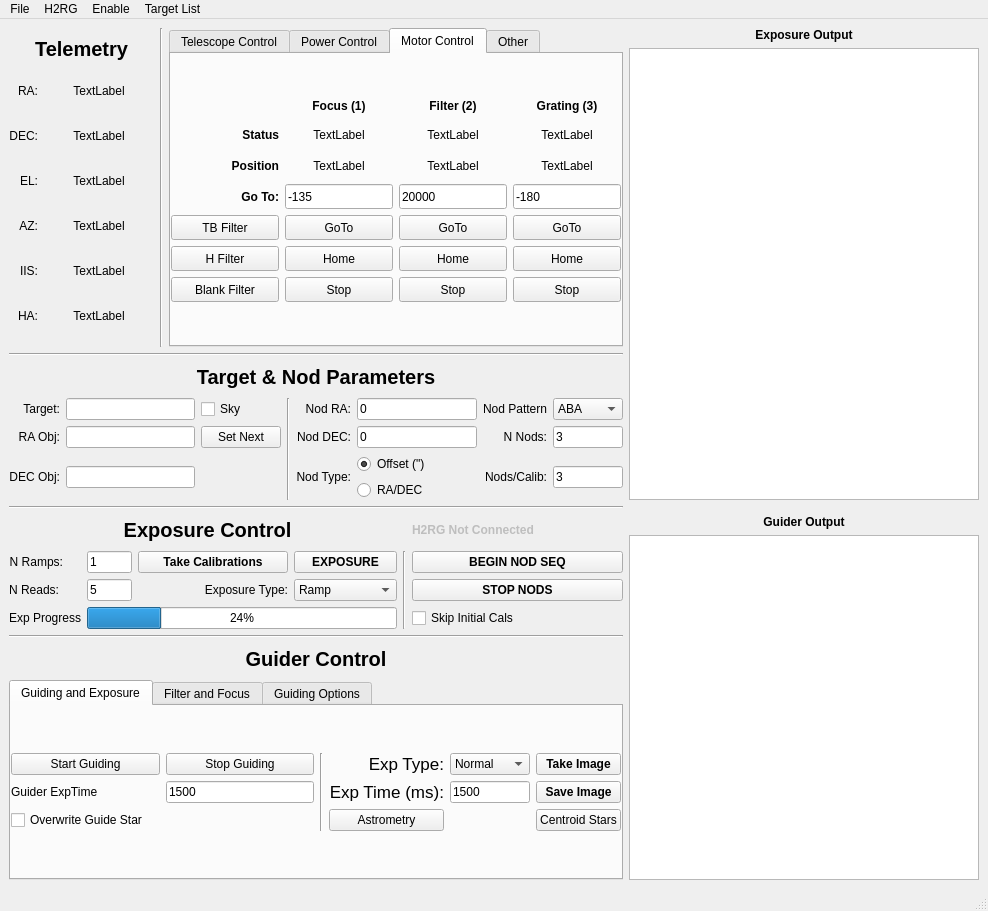
Above: WIFIS_NEW.ui from WIFIS-Team/controlcode-new before the change. Below: the same form after it.
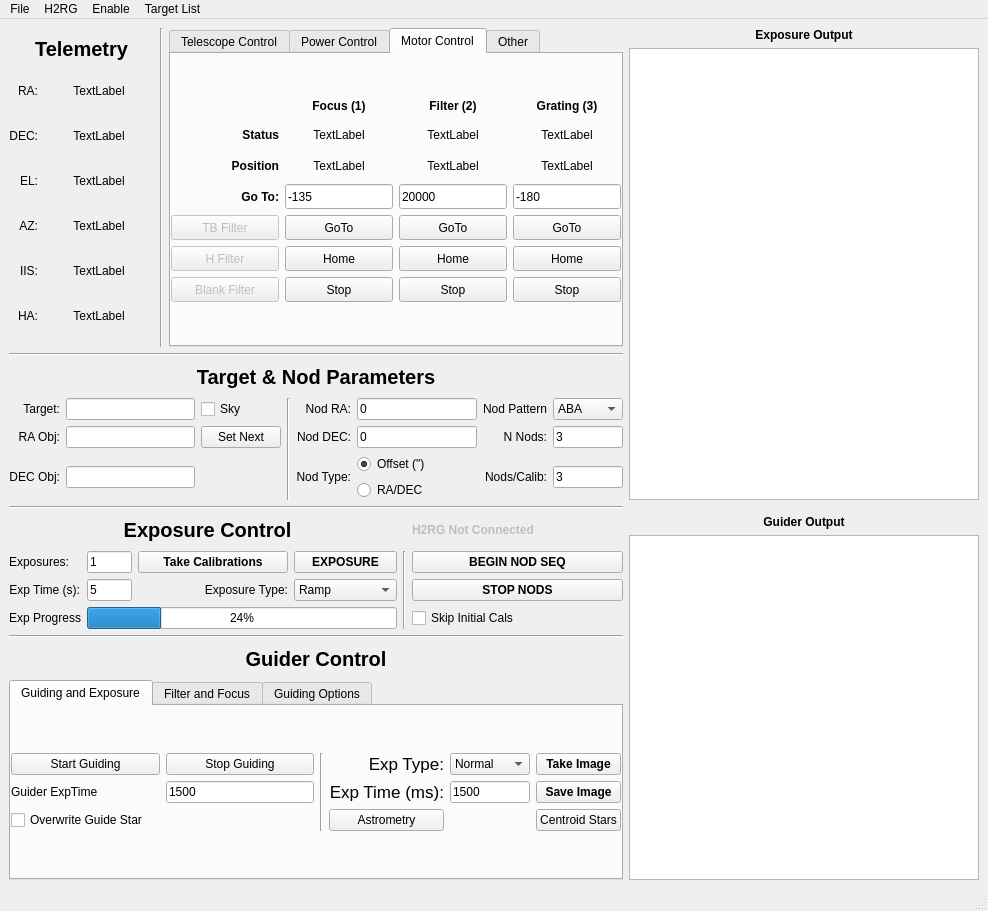
That is the form after the change. The open tabs and pages were chosen to show the change.

Commit message: Updated GUI text to reflect upcoming GUI changes

```diff
--- a/WIFIS_NEW.ui
+++ b/WIFIS_NEW.ui
@@ -1449,6 +1449,9 @@
               </item>
               <item row="4" column="0">
                <widget class="QPushButton" name="TBButton">
+                <property name="enabled">
+                 <bool>false</bool>
+                </property>
                 <property name="sizePolicy">
                  <sizepolicy hsizetype="Expanding" vsizetype="Maximum">
                   <horstretch>0</horstretch>
@@ -1468,6 +1471,9 @@
               </item>
               <item row="5" column="0">
                <widget class="QPushButton" name="HButton">
+                <property name="enabled">
+                 <bool>false</bool>
+                </property>
                 <property name="sizePolicy">
                  <sizepolicy hsizetype="Expanding" vsizetype="Maximum">
                   <horstretch>0</horstretch>
@@ -1487,6 +1493,9 @@
               </item>
               <item row="6" column="0">
                <widget class="QPushButton" name="BlankButton">
+                <property name="enabled">
+                 <bool>false</bool>
+                </property>
                 <property name="sizePolicy">
                  <sizepolicy hsizetype="Expanding" vsizetype="Maximum">
                   <horstretch>0</horstretch>
@@ -2114,7 +2123,7 @@
            </sizepolicy>
           </property>
           <property name="text">
-           <string>N Reads:</string>
+           <string>Exp Time (s):</string>
           </property>
           <property name="alignment">
            <set>Qt::AlignRight|Qt::AlignTrailing|Qt::AlignVCenter</set>
@@ -2130,7 +2139,7 @@
            </sizepolicy>
           </property>
           <property name="text">
-           <string>N Ramps:</string>
+           <string>Exposures:</string>
           </property>
           <property name="alignment">
            <set>Qt::AlignRight|Qt::AlignTrailing|Qt::AlignVCenter</set>
```
Left out of the diff: 16 changed lines with no effect on the pictures.
